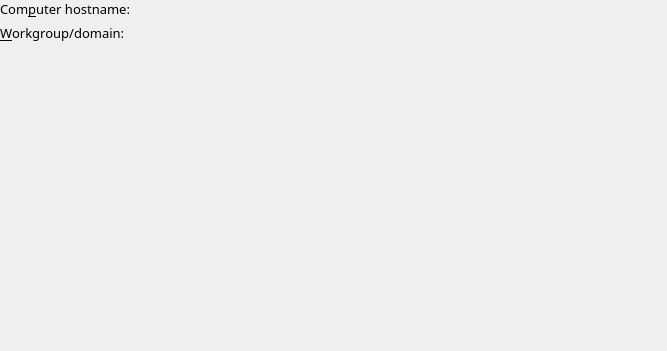
KDE/kopete, file protocols/winpopup/ui/wpaddcontactbase.ui: the form before one commit.
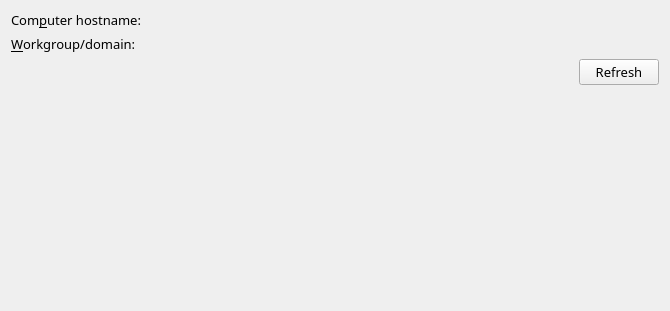
The form after the commit. Custom widgets are drawn as their Qt base class.

The edit to the form file:
```diff
--- a/protocols/winpopup/ui/wpaddcontactbase.ui
+++ b/protocols/winpopup/ui/wpaddcontactbase.ui
@@ -8,14 +8,12 @@
    <rect>
     <x>0</x>
     <y>0</y>
-    <width>667</width>
-    <height>351</height>
+    <width>670</width>
+    <height>311</height>
    </rect>
   </property>
   <property name="sizePolicy" >
-   <sizepolicy>
-    <hsizetype>5</hsizetype>
-    <vsizetype>5</vsizetype>
+   <sizepolicy vsizetype="Preferred" hsizetype="Preferred" >
     <horstretch>0</horstretch>
     <verstretch>0</verstretch>
    </sizepolicy>
@@ -31,24 +29,19 @@
     <strikeout>false</strikeout>
    </font>
   </property>
+  <layout class="QGridLayout" >
+   <item row="0" column="0" >
   <layout class="QVBoxLayout" >
-   <property name="margin" >
-    <number>0</number>
-   </property>
    <property name="spacing" >
     <number>6</number>
    </property>
-   <item>
-    <layout class="QHBoxLayout" >
-     <property name="margin" >
+     <property name="leftMargin" >
       <number>0</number>
      </property>
      <property name="spacing" >
       <number>6</number>
      </property>
-     <item>
-      <layout class="QVBoxLayout" >
-       <property name="margin" >
+     <property name="rightMargin" >
         <number>0</number>
        </property>
        <property name="spacing" >
@@ -94,16 +87,13 @@
        </item>
       </layout>
      </item>
-     <item>
+   <item row="0" column="1" >
       <layout class="QVBoxLayout" >
-       <property name="margin" >
-        <number>0</number>
-       </property>
        <property name="spacing" >
         <number>6</number>
        </property>
        <item>
-        <widget class="KComboBox" name="mHostName" >
+      <widget class="KComboBox" native="1" name="mHostName" >
          <property name="toolTip" >
           <string>The hostname you would like to use to send WinPopup messages to.</string>
          </property>
@@ -113,7 +103,7 @@
         </widget>
        </item>
        <item>
-        <widget class="KComboBox" name="mHostGroup" >
+      <widget class="KComboBox" native="1" name="mHostGroup" >
          <property name="toolTip" >
           <string>The workgroup or domain the computer is on that you would like to use to send WinPopup messages to.</string>
          </property>
@@ -124,52 +114,38 @@
        </item>
       </layout>
      </item>
-    </layout>
-   </item>
-   <item>
+   <item row="1" column="0" colspan="2" >
     <layout class="QHBoxLayout" >
-     <property name="margin" >
-      <number>0</number>
-     </property>
-     <property name="spacing" >
-      <number>6</number>
-     </property>
      <item>
       <spacer>
        <property name="orientation" >
         <enum>Qt::Horizontal</enum>
        </property>
-       <property name="sizeType" >
-        <enum>QSizePolicy::Expanding</enum>
-       </property>
        <property name="sizeHint" >
         <size>
-         <width>221</width>
+         <width>40</width>
          <height>20</height>
         </size>
        </property>
       </spacer>
      </item>
      <item>
-      <widget class="KPushButton" name="mRefresh" >
-       <property name="toolTip" >
-        <string>Refresh the list of available workgroups &amp; domains on the Windows network.</string>
-       </property>
-       <property name="whatsThis" >
-        <string>Refresh the list of available workgroups &amp; domains on the Windows network.</string>
+      <widget class="QPushButton" name="mRefresh" >
+       <property name="text" >
+        <string>Refresh</string>
        </property>
       </widget>
      </item>
     </layout>
    </item>
-   <item>
+   <item row="2" column="0" >
     <spacer>
      <property name="orientation" >
       <enum>Qt::Vertical</enum>
      </property>
      <property name="sizeHint" >
       <size>
-       <width>281</width>
+       <width>20</width>
        <height>40</height>
       </size>
      </property>
@@ -184,15 +160,6 @@
    <class>KComboBox</class>
    <extends></extends>
    <header>kcombobox.h</header>
-   <container>0</container>
-   <pixmap></pixmap>
-  </customwidget>
-  <customwidget>
-   <class>KPushButton</class>
-   <extends></extends>
-   <header>kpushbutton.h</header>
-   <container>0</container>
-   <pixmap></pixmap>
   </customwidget>
  </customwidgets>
  <tabstops>
```
Left out of the diff: 24 changed lines with no effect on the pictures. Lines whose indentation alone changed are shown as unchanged.
